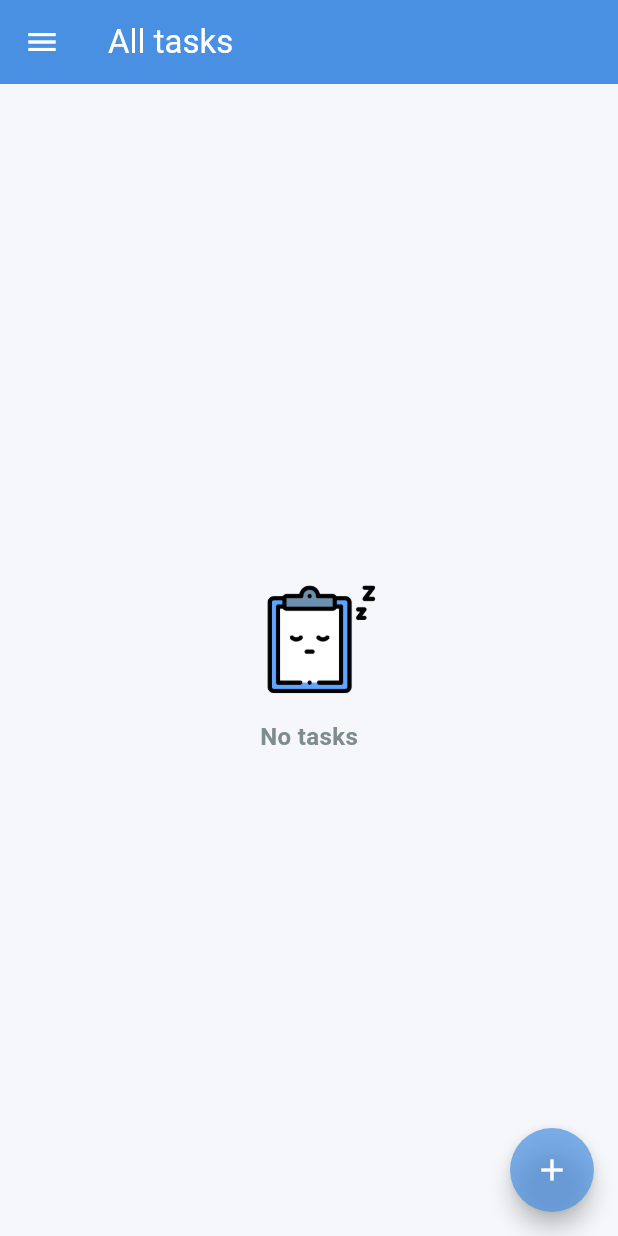
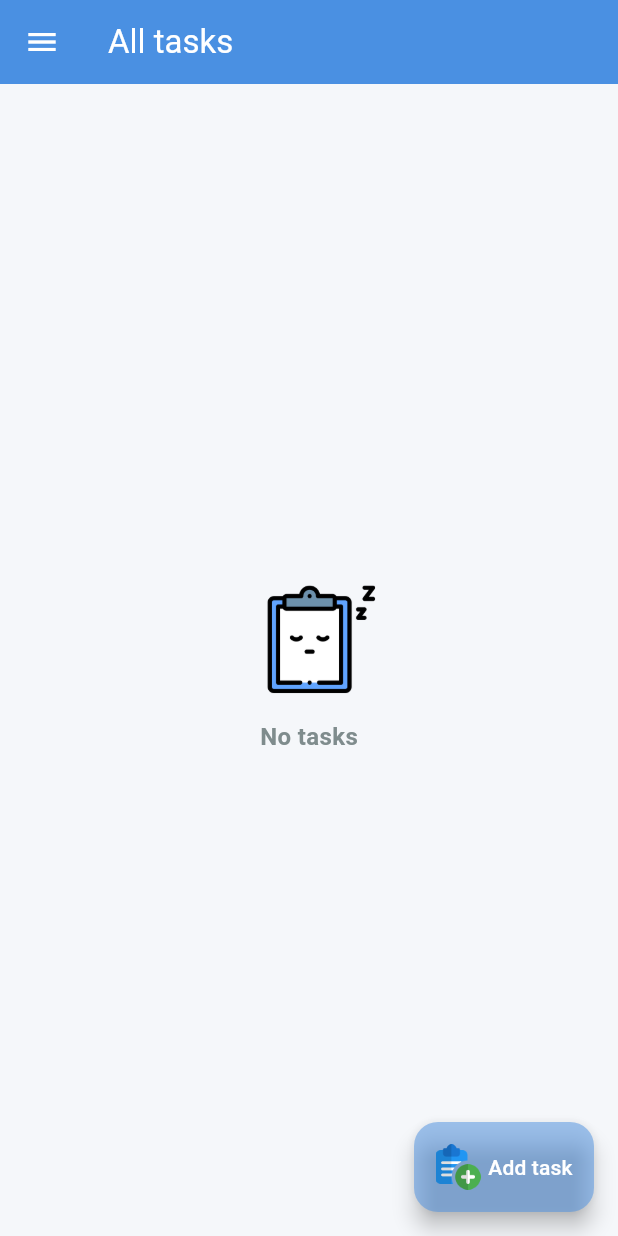
Before and after one commit to Sakib360a/todo_app, a Flutter app: the screen it shows after launch, on a phone screen of 412 x 824 dp. Run offline on Flutter 3.47's test engine with Material 3 defaults, Android fonts, the phone set to English and light mode, and no system bars.

Commit message:
Floating Button Redesigned

```diff
--- a/lib/screens/home_screen.dart
+++ b/lib/screens/home_screen.dart
@@ -246,9 +246,12 @@ class _HomeScreenState extends State<HomeScreen> {
           ],
         ),
       ),
-      floatingActionButton: FloatingActionButton(
-        backgroundColor: ZenFocusTheme.primary.withOpacity(0.7),
-        shape: RoundedRectangleBorder(borderRadius: BorderRadius.circular(100)),
+      floatingActionButton: SizedBox(
+        height: 60,
+        width: 120,
+        child: FloatingActionButton(
+          backgroundColor: ZenFocusTheme.primary.withOpacity(0.5),
+          shape: RoundedRectangleBorder(borderRadius: BorderRadius.circular(16)),
           onPressed: () {
             showModalBottomSheet(
               backgroundColor: ZenFocusTheme.background,
@@ -305,7 +308,16 @@ class _HomeScreenState extends State<HomeScreen> {
               },
             );
           },
-        child: Icon(Icons.add, color: Colors.white),
+          child: Row(
+            mainAxisAlignment: MainAxisAlignment.center,
+
+            children: [
+              Image.asset('assets/icons/add_task.png',scale: 17,),
+              const SizedBox(width: 5,),
+              Text('Add task'),
+            ],
+          ),
+        ),
       ),
     );
   }
```
Also changed, not shown: assets/icons/add_task.png (added). Lines whose indentation alone changed are shown as unchanged.
